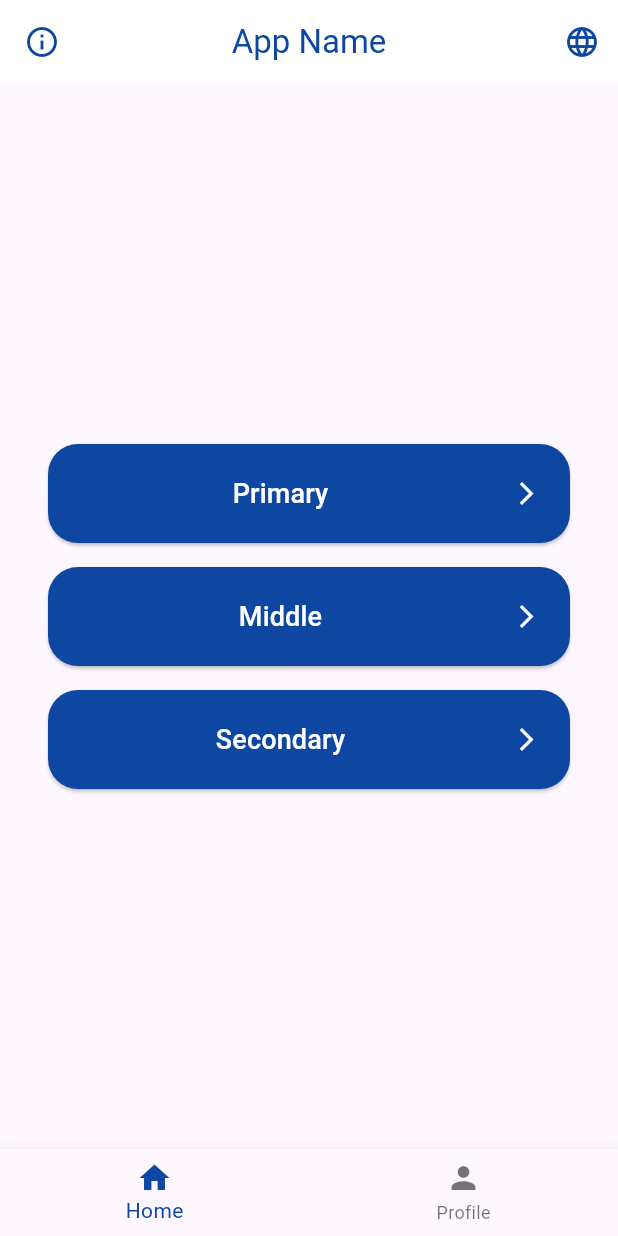
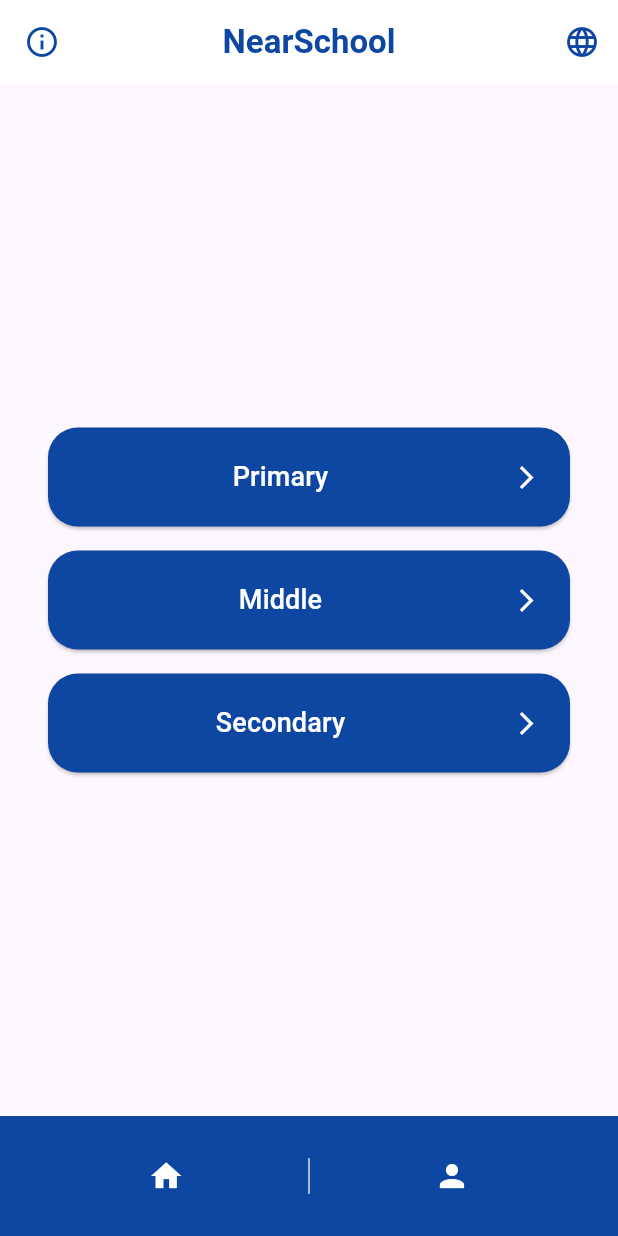
Before and after one commit to abolambA/NearSchool, a Flutter app: the screen it shows after launch, on a phone screen of 412 x 824 dp. Run offline on Flutter 3.47's test engine with Material 3 defaults, Android fonts, the phone set to English and light mode, and no system bars; our stand-ins replace firebase_core; accounts and stored records are empty.

Commit message:
first commit

```diff
--- a/lib/arabic_screens/screens/home_screen.dart
+++ b/lib/arabic_screens/screens/home_screen.dart
@@ -8,7 +8,11 @@ class AdminHomeScreen extends StatelessWidget {
   Widget build(BuildContext context) {
     return Scaffold(
       appBar: AppBar(
-        title: Text('App Name', style: TextStyle(color: Colors.blue[900])),
+        title: Text('NearSchool', style: TextStyle(
+          color: Colors.blue[900],
+          fontWeight: FontWeight.bold,
+          )
+        ),
         backgroundColor: Colors.white,
         elevation: 0,
         centerTitle: true,
@@ -63,18 +67,30 @@ class AdminHomeScreen extends StatelessWidget {
           ],
         ),
       ),
-      bottomNavigationBar: BottomNavigationBar(
-        items: [
-          BottomNavigationBarItem(
-            icon: Icon(Icons.home),
-            label: 'Home',
-          ),
-          BottomNavigationBarItem(
-            icon: Icon(Icons.person),
-            label: 'Profile',
-          ),
-        ],
-        selectedItemColor: Colors.blue[900],
+      bottomNavigationBar: BottomAppBar(
+        color: Colors.blue[900],
+        child: Row(
+          mainAxisAlignment: MainAxisAlignment.spaceAround,
+          children: [
+            Expanded(
+              child: IconButton(
+                icon: Icon(Icons.home, color: Colors.white),
+                onPressed: () {},
+              ),
+            ),
+            Container(
+              height: 24,
+              width: 1,
+              color: Colors.grey[300], // Divider color
+            ),
+            Expanded(
+              child: IconButton(
+                icon: Icon(Icons.person, color: Colors.white),
+                onPressed: () {},
+              ),
+            ),
+          ],
+        ),
       ),
     );
   }
--- a/lib/arabic_screens/screens/middle_class_selecting.dart
+++ b/lib/arabic_screens/screens/middle_class_selecting.dart
@@ -16,7 +16,11 @@ class _MiddleClassSelectionScreenState extends State<MiddleClassSelectionScreen>
   Widget build(BuildContext context) {
     return Scaffold(
       appBar: AppBar(
-        title: Text('App Name', style: TextStyle(color: Colors.blue[900])),
+        title: Text('NearSchool', style: TextStyle(
+          color: Colors.blue[900],
+          fontWeight: FontWeight.bold,
+          )
+        ),
         backgroundColor: Colors.white,
         elevation: 0,
         centerTitle: true,
--- a/lib/arabic_screens/screens/primary_class_selecting.dart
+++ b/lib/arabic_screens/screens/primary_class_selecting.dart
@@ -16,7 +16,11 @@ class _PrimaryClassSelectionScreenState extends State<PrimaryClassSelectionScree
   Widget build(BuildContext context) {
     return Scaffold(
       appBar: AppBar(
-        title: Text('App Name', style: TextStyle(color: Colors.blue[900])),
+        title: Text('NearSchool', style: TextStyle(
+          color: Colors.blue[900],
+          fontWeight: FontWeight.bold,
+          )
+        ),
         backgroundColor: Colors.white,
         elevation: 0,
         centerTitle: true,
--- a/lib/arabic_screens/screens/secondary_class_selecting.dart
+++ b/lib/arabic_screens/screens/secondary_class_selecting.dart
@@ -16,7 +16,11 @@ class _SecondaryClassSelectionScreenState extends State<SecondaryClassSelectionS
   Widget build(BuildContext context) {
     return Scaffold(
       appBar: AppBar(
-        title: Text('App Name', style: TextStyle(color: Colors.blue[900])),
+        title: Text('NearSchool', style: TextStyle(
+          color: Colors.blue[900],
+          fontWeight: FontWeight.bold,
+          )
+        ),
         backgroundColor: Colors.white,
         elevation: 0,
         centerTitle: true,
```
